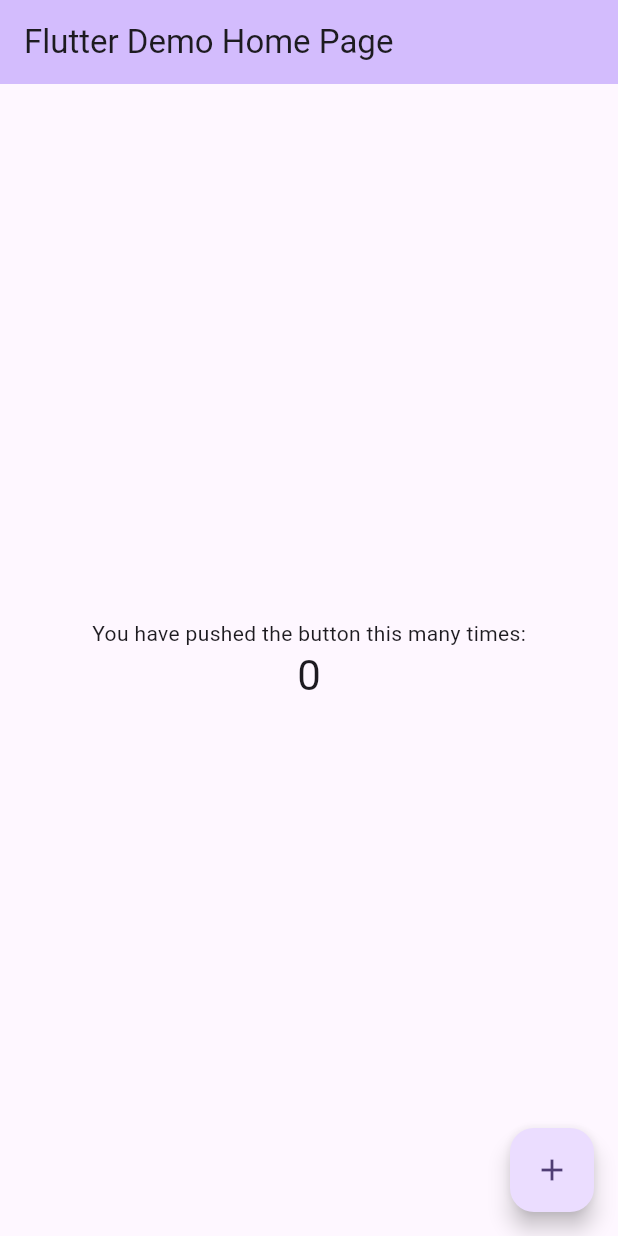
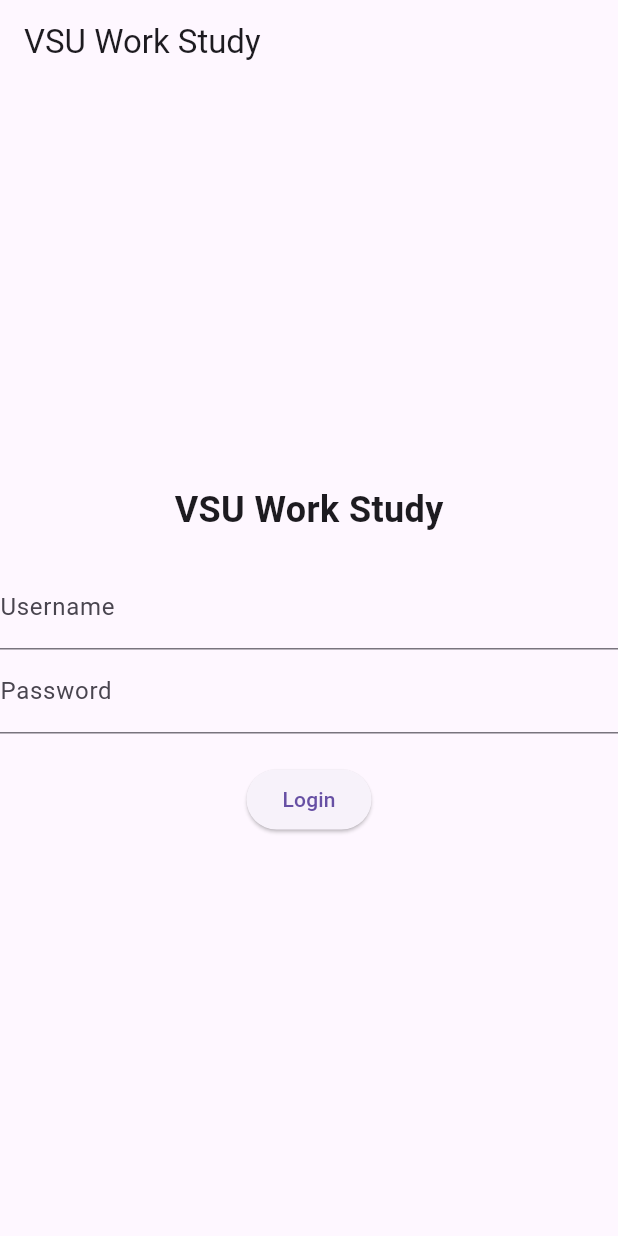
Before and after one commit to Brandon-T-Yates/vsu_app, a Flutter app: the screen it shows after launch, on a phone screen of 412 x 824 dp. Run offline on Flutter 3.47's test engine with Material 3 defaults, Android fonts, the phone set to English and light mode, and no system bars.

Commit message:
Login and home page setup. As well as folders

```diff
--- a/lib/main.dart
+++ b/lib/main.dart
@@ -1,125 +1,19 @@
 import 'package:flutter/material.dart';
+import '../screens/loginpage.dart';
 
 void main() {
-  runApp(const MyApp());
+  runApp(MyApp());
 }
 
 class MyApp extends StatelessWidget {
-  const MyApp({super.key});
-
-  // This widget is the root of your application.
   @override
   Widget build(BuildContext context) {
     return MaterialApp(
-      title: 'Flutter Demo',
+      title: 'VSU Work Study',
       theme: ThemeData(
-        // This is the theme of your application.
-        //
-        // TRY THIS: Try running your application with "flutter run". You'll see
-        // the application has a blue toolbar. Then, without quitting the app,
-        // try changing the seedColor in the colorScheme below to Colors.green
-        // and then invoke "hot reload" (save your changes or press the "hot
-        // reload" button in a Flutter-supported IDE, or press "r" if you used
-        // the command line to start the app).
-        //
-        // Notice that the counter didn't reset back to zero; the application
-        // state is not lost during the reload. To reset the state, use hot
-        // restart instead.
-        //
-        // This works for code too, not just values: Most code changes can be
-        // tested with just a hot reload.
-        colorScheme: ColorScheme.fromSeed(seedColor: Colors.deepPurple),
-        useMaterial3: true,
+        primarySwatch: Colors.blue,
       ),
-      home: const MyHomePage(title: 'Flutter Demo Home Page'),
+      home: LoginPage(),
     );
   }
 }
-
-class MyHomePage extends StatefulWidget {
-  const MyHomePage({super.key, required this.title});
-
-  // This widget is the home page of your application. It is stateful, meaning
-  // that it has a State object (defined below) that contains fields that affect
-  // how it looks.
-
-  // This class is the configuration for the state. It holds the values (in this
-  // case the title) provided by the parent (in this case the App widget) and
-  // used by the build method of the State. Fields in a Widget subclass are
-  // always marked "final".
-
-  final String title;
-
-  @override
-  State<MyHomePage> createState() => _MyHomePageState();
-}
-
-class _MyHomePageState extends State<MyHomePage> {
-  int _counter = 0;
-
-  void _incrementCounter() {
-    setState(() {
-      // This call to setState tells the Flutter framework that something has
-      // changed in this State, which causes it to rerun the build method below
-      // so that the display can reflect the updated values. If we changed
-      // _counter without calling setState(), then the build method would not be
-      // called again, and so nothing would appear to happen.
-      _counter++;
-    });
-  }
-
-  @override
-  Widget build(BuildContext context) {
-    // This method is rerun every time setState is called, for instance as done
-    // by the _incrementCounter method above.
-    //
-    // The Flutter framework has been optimized to make rerunning build methods
-    // fast, so that you can just rebuild anything that needs updating rather
-    // than having to individually change instances of widgets.
-    return Scaffold(
-      appBar: AppBar(
-        // TRY THIS: Try changing the color here to a specific color (to
-        // Colors.amber, perhaps?) and trigger a hot reload to see the AppBar
-        // change color while the other colors stay the same.
-        backgroundColor: Theme.of(context).colorScheme.inversePrimary,
-        // Here we take the value from the MyHomePage object that was created by
-        // the App.build method, and use it to set our appbar title.
-        title: Text(widget.title),
-      ),
-      body: Center(
-        // Center is a layout widget. It takes a single child and positions it
-        // in the middle of the parent.
-        child: Column(
-          // Column is also a layout widget. It takes a list of children and
-          // arranges them vertically. By default, it sizes itself to fit its
-          // children horizontally, and tries to be as tall as its parent.
-          //
-          // Column has various properties to control how it sizes itself and
-          // how it positions its children. Here we use mainAxisAlignment to
-          // center the children vertically; the main axis here is the vertical
-          // axis because Columns are vertical (the cross axis would be
-          // horizontal).
-          //
-          // TRY THIS: Invoke "debug painting" (choose the "Toggle Debug Paint"
-          // action in the IDE, or press "p" in the console), to see the
-          // wireframe for each widget.
-          mainAxisAlignment: MainAxisAlignment.center,
-          children: <Widget>[
-            const Text(
-              'You have pushed the button this many times:',
-            ),
-            Text(
-              '$_counter',
-              style: Theme.of(context).textTheme.headlineMedium,
-            ),
-          ],
-        ),
-      ),
-      floatingActionButton: FloatingActionButton(
-        onPressed: _incrementCounter,
-        tooltip: 'Increment',
-        child: const Icon(Icons.add),
-      ), // This trailing comma makes auto-formatting nicer for build methods.
-    );
-  }
-}
--- /dev/null
+++ b/lib/screens/loginpage.dart
@@ -0,0 +1,43 @@
+import 'package:flutter/material.dart';
+import 'homepage.dart';
+
+class LoginPage extends StatelessWidget {
+  @override
+  Widget build(BuildContext context) {
+    return Scaffold(
+      appBar: AppBar(
+        title: Text('VSU Work Study'),
+      ),
+      body: Center(
+        child: Column(
+          mainAxisAlignment: MainAxisAlignment.center,
+          children: [
+            Text(
+              'VSU Work Study',
+              style: TextStyle(fontSize: 24, fontWeight: FontWeight.bold),
+            ),
+            SizedBox(height: 20),
+            TextField(
+              decoration: InputDecoration(labelText: 'Username'),
+            ),
+            TextField(
+              decoration: InputDecoration(labelText: 'Password'),
+              obscureText: true,
+            ),
+            SizedBox(height: 20),
+            ElevatedButton(
+              onPressed: () {
+                // Add authentication logic here
+                Navigator.push(
+                  context,
+                  MaterialPageRoute(builder: (context) => HomePage()),
+                );
+              },
+              child: Text('Login'),
+            ),
+          ],
+        ),
+      ),
+    );
+  }
+}
--- a/pubspec.yaml
+++ b/pubspec.yaml
@@ -30,6 +30,7 @@ environment:
 dependencies:
   flutter:
     sdk: flutter
+  intl: ^0.17.0
 
 
   # The following adds the Cupertino Icons font to your application.
```
Also changed, not shown: lib/screens/homepage.dart (added, +61 -0 lines), pubspec.lock.
